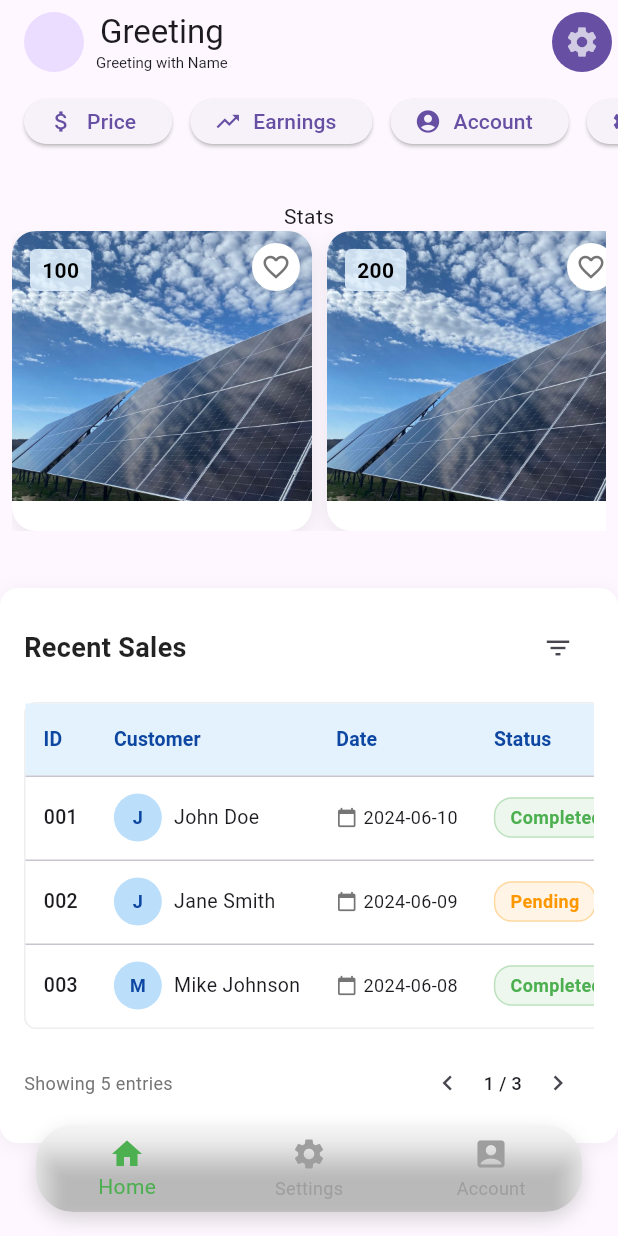
After one commit to zhira03/zesa_project, a Flutter app: the LandingPage screen opened directly, on a phone screen of 412 x 824 dp. The commit adds this screen. Run offline on Flutter 3.47's test engine with Material 3 defaults, Android fonts, the phone set to English and light mode, and no system bars; our stand-ins replace flutter_svg, google_fonts, lottie.

Commit message:
Add prosumer generation stats and transaction history components
- Implemented GenerationStats widget to display solar generation statistics.
- Created TransactionHistory widget to show recent sales transactions in a data table format.
- Developed LandingPage with bottom navigation for Home and Settings.
- Integrated HomePage to showcase generation stats and transaction history.
- Established SettingsPage with a basic layout for future settings options.

```diff
--- a/Frontend/zesa_app/lib/components/animations.dart
+++ b/Frontend/zesa_app/lib/components/animations.dart
@@ -1,6 +1,6 @@
 import 'package:flutter/material.dart';
 import 'package:lottie/lottie.dart';
-import 'package:zesa_app/login/login3.dart';
+import 'package:WattTrade/login/login3.dart';
 
 class SplashScreen extends StatefulWidget {
   @override
@@ -27,11 +27,24 @@ class _SplashScreenState extends State<SplashScreen> {
     return Scaffold(
       backgroundColor: Colors.white,
       body: Center(
-        child: Lottie.asset(
-          'assets/animations/charging-electricity.json',
-          width: 200,
-          height: 200,
-          fit: BoxFit.cover,
+        child: Stack(
+          alignment: Alignment.center,
+          children: [
+            Lottie.asset(
+              'assets/animations/charging-electricity.json',
+              width: 300,
+              height: 300,
+              fit: BoxFit.cover,
+            ),
+            Text(
+              "WattTrade",
+              style: TextStyle(
+                fontSize: 24,
+                fontWeight: FontWeight.bold,
+                color: Colors.black,
+              ),
+            ),
+          ],
         ),
       ),
     );
--- /dev/null
+++ b/Frontend/zesa_app/lib/components/prosumerGeneration.dart
@@ -0,0 +1,121 @@
+import 'package:flutter/material.dart';
+
+class GenerationStats extends StatefulWidget{
+  final int generatedkWh;
+  final int panelCount;
+  final int panelSize;
+  final int batteryCapacity;
+  final int batterySOC;
+  final int inverterCapacity;
+
+  const GenerationStats({
+    Key? key,
+    required this.generatedkWh,
+    required this.panelCount,
+    required this.panelSize,
+    required this.batteryCapacity,
+    required this.batterySOC,
+    required this.inverterCapacity
+  }) : super(key:key);
+
+  @override
+  State<GenerationStats> createState() => _GenerationStats();
+}
+
+class _GenerationStats extends State<GenerationStats> {
+  bool _isFavorite = false;
+
+  @override
+  Widget build(BuildContext context) {
+    return Container(
+      width: 200,
+      decoration: BoxDecoration(
+        color: Colors.white,
+        borderRadius: BorderRadius.circular(16),
+        boxShadow: [
+          BoxShadow(
+            color: Colors.black.withOpacity(0.08),
+            blurRadius: 10,
+            offset: const Offset(0, 4),
+          ),
+        ],
+      ),
+      child: Column(
+        crossAxisAlignment: CrossAxisAlignment.start,
+        children: [
+          Stack(
+            children: [
+              ClipRRect(
+                borderRadius: const BorderRadius.only(
+                  topLeft: Radius.circular(16),
+                  topRight: Radius.circular(16),
+                ),
+                child: Image.asset(
+                  'assets/prosumer/dayLightGen.jpg',
+                  height: 180,
+                  width: double.infinity,
+                  fit: BoxFit.cover,
+                  errorBuilder: (context, error, stackTrace) {
+                    return Container(
+                      height: 180,
+                      color: Colors.grey,
+                      child: const Icon(Icons.home),
+                    );
+                  },
+                ),
+              ),
+              // Text on top of the image
+              Positioned(
+                left: 12,
+                top: 12,
+                child: Container(
+                  padding: const EdgeInsets.symmetric(horizontal: 8, vertical: 4),
+                  decoration: BoxDecoration(
+                    color: Colors.blue[50]?.withOpacity(0.85),
+                    borderRadius: BorderRadius.circular(4),
+                  ),
+                  child: Text(
+                    widget.generatedkWh.toString(),
+                    style: const TextStyle(
+                      fontWeight: FontWeight.bold,
+                      color: Colors.black,
+                    ),
+                  ),
+                ),
+              ),
+              Positioned(
+                top: 8,
+                right: 8,
+                child: GestureDetector(
+                  onTap: () {
+                    setState(() {
+                      _isFavorite = !_isFavorite;
+                    });
+                  },
+                  child: Container(
+                    padding: const EdgeInsets.all(6),
+                    decoration: BoxDecoration(
+                      color: Colors.white,
+                      shape: BoxShape.circle,
+                      boxShadow: [
+                        BoxShadow(
+                          color: Colors.black.withOpacity(0.1),
+                          blurRadius: 4,
+                        ),
+                      ],
+                    ),
+                    child: Icon(
+                      _isFavorite ? Icons.favorite : Icons.favorite_border,
+                      color: _isFavorite ? Colors.red : Colors.grey[600],
+                      size: 20,
+                    ),
+                  ),
+                ),
+              ),
+            ],
+          ),
+        ],
+      ),
+    );
+  }
+}
--- /dev/null
+++ b/Frontend/zesa_app/lib/components/prosumerHistory.dart
@@ -0,0 +1,298 @@
+import 'package:flutter/material.dart';
+
+class TransactionHistory extends StatefulWidget {
+  const TransactionHistory({super.key});
+
+  @override
+  State<TransactionHistory> createState() => _TransactionHistoryState();
+}
+
+class _TransactionHistoryState extends State<TransactionHistory> {
+
+
+// Helper method to build data rows (add this outside the build method)
+DataRow buildDataRow({
+  required String id,
+  required String customer,
+  required String date,
+  required String status,
+  required String amount,
+  required Color statusColor,
+}) {
+  return DataRow(
+    cells: [
+      DataCell(
+        Text(
+          id,
+          style: TextStyle(
+            fontSize: 13,
+            fontWeight: FontWeight.w500,
+          ),
+        ),
+      ),
+      DataCell(
+        Row(
+          children: [
+            CircleAvatar(
+              radius: 16,
+              backgroundColor: Colors.blue[100],
+              child: Text(
+                customer[0],
+                style: TextStyle(
+                  fontSize: 12,
+                  fontWeight: FontWeight.bold,
+                  color: Colors.blue[900],
+                ),
+              ),
+            ),
+            SizedBox(width: 8),
+            Text(
+              customer,
+              style: TextStyle(fontSize: 13),
+            ),
+          ],
+        ),
+      ),
+      DataCell(
+        Row(
+          children: [
+            Icon(Icons.calendar_today, size: 14, color: Colors.grey[600]),
+            SizedBox(width: 4),
+            Text(
+              date,
+              style: TextStyle(fontSize: 12),
+            ),
+          ],
+        ),
+      ),
+      DataCell(
+        Container(
+          padding: EdgeInsets.symmetric(horizontal: 10, vertical: 4),
+          decoration: BoxDecoration(
+            color: statusColor.withOpacity(0.1),
+            borderRadius: BorderRadius.circular(12),
+            border: Border.all(color: statusColor.withOpacity(0.3)),
+          ),
+          child: Text(
+            status,
+            style: TextStyle(
+              fontSize: 12,
+              fontWeight: FontWeight.w600,
+              color: statusColor,
+            ),
+          ),
+        ),
+      ),
+      DataCell(
+        Text(
+          amount,
+          style: TextStyle(
+            fontSize: 13,
+            fontWeight: FontWeight.bold,
+            color: Colors.green[700],
+          ),
+        ),
+      ),
+      DataCell(
+        ElevatedButton(
+          onPressed: () {},
+          style: ElevatedButton.styleFrom(
+            backgroundColor: Colors.blue[600],
+            foregroundColor: Colors.white,
+            padding: EdgeInsets.symmetric(horizontal: 16, vertical: 8),
+            minimumSize: Size(0, 32),
+            shape: RoundedRectangleBorder(
+              borderRadius: BorderRadius.circular(6),
+            ),
+            elevation: 0,
+          ),
+          child: Text(
+            'View',
+            style: TextStyle(fontSize: 12),
+          ),
+        ),
+      ),
+    ],
+  );
+}
+  @override
+  Widget build(BuildContext context) {
+
+    return Container(
+      padding: const EdgeInsets.all(16.0),
+      decoration: BoxDecoration(
+        color: Colors.white,
+        borderRadius: BorderRadius.circular(12),
+        boxShadow: [
+          BoxShadow(
+            color: Colors.black.withOpacity(0.05),
+            blurRadius: 10,
+            offset: Offset(0, 2),
+          ),
+        ],
+      ),
+      child: Column(
+        crossAxisAlignment: CrossAxisAlignment.start,
+        children: [
+          // Header
+          Row(
+            mainAxisAlignment: MainAxisAlignment.spaceBetween,
+            children: [
+              Text(
+                'Recent Sales',
+                style: TextStyle(
+                  fontSize: 18,
+                  fontWeight: FontWeight.bold,
+                  color: Colors.black87,
+                ),
+              ),
+              IconButton(
+                icon: Icon(Icons.filter_list, size: 20),
+                onPressed: () {},
+              ),
+            ],
+          ),
+          SizedBox(height: 12),
+          // Table
+          SingleChildScrollView(
+            scrollDirection: Axis.horizontal,
+            child: DataTable(
+              headingRowHeight: 48,
+              dataRowHeight: 56,
+              horizontalMargin: 12,
+              columnSpacing: 24,
+              decoration: BoxDecoration(
+                border: Border.all(color: Colors.grey[200]!),
+                borderRadius: BorderRadius.circular(8),
+              ),
+              headingRowColor: MaterialStateProperty.resolveWith(
+                (states) => Colors.blue[50],
+              ),
+              columns: [
+                DataColumn(
+                  label: Text(
+                    'ID',
+                    style: TextStyle(
+                      fontWeight: FontWeight.bold,
+                      fontSize: 13,
+                      color: Colors.blue[900],
+                    ),
+                  ),
+                ),
+                DataColumn(
+                  label: Text(
+                    'Customer',
+                    style: TextStyle(
+                      fontWeight: FontWeight.bold,
+                      fontSize: 13,
+                      color: Colors.blue[900],
+                    ),
+                  ),
+                ),
+                DataColumn(
+                  label: Text(
+                    'Date',
+                    style: TextStyle(
+                      fontWeight: FontWeight.bold,
+                      fontSize: 13,
+                      color: Colors.blue[900],
+                    ),
+                  ),
+                ),
+                DataColumn(
+                  label: Text(
+                    'Status',
+                    style: TextStyle(
+                      fontWeight: FontWeight.bold,
+                      fontSize: 13,
+                      color: Colors.blue[900],
+                    ),
+                  ),
+                ),
+                DataColumn(
+                  label: Text(
+                    'Amount',
+                    style: TextStyle(
+                      fontWeight: FontWeight.bold,
+                      fontSize: 13,
+                      color: Colors.blue[900],
+                    ),
+                  ),
+                  numeric: true,
+                ),
+                DataColumn(
+                  label: Text(
+                    'Action',
+                    style: TextStyle(
+                      fontWeight: FontWeight.bold,
+                      fontSize: 13,
+                      color: Colors.blue[900],
+                    ),
+                  ),
+                ),
+              ],
+              rows: [
+                buildDataRow(
+                  id: '001',
+                  customer: 'John Doe',
+                  date: '2024-06-10',
+                  status: 'Completed',
+                  amount: '\$100',
+                  statusColor: Colors.green,
+                ),
+                buildDataRow(
+                  id: '002',
+                  customer: 'Jane Smith',
+                  date: '2024-06-09',
+                  status: 'Pending',
+                  amount: '\$75',
+                  statusColor: Colors.orange,
+                ),
+                buildDataRow(
+                  id: '003',
+                  customer: 'Mike Johnson',
+                  date: '2024-06-08',
+                  status: 'Completed',
+                  amount: '\$150',
+                  statusColor: Colors.green,
+                ),
+              ],
+            ),
+          ),
+          // Footer
+          SizedBox(height: 12),
+          Row(
+            mainAxisAlignment: MainAxisAlignment.spaceBetween,
+            children: [
+              Text(
+                'Showing 5 entries',
+                style: TextStyle(
+                  fontSize: 12,
+                  color: Colors.grey[600],
+                ),
+              ),
+              Row(
+                children: [
+                  IconButton(
+                    icon: Icon(Icons.chevron_left, size: 20),
+                    onPressed: () {},
+                    splashRadius: 20,
+                  ),
+                  Text(
+                    '1 / 3',
+                    style: TextStyle(fontSize: 12, fontWeight: FontWeight.w500),
+                  ),
+                  IconButton(
+                    icon: Icon(Icons.chevron_right, size: 20),
+                    onPressed: () {},
+                    splashRadius: 20,
+                  ),
+                ],
+              ),
+            ],
+          ),
+        ],
+      ),
+    );
+ }
+}
--- a/Frontend/zesa_app/lib/login/login3.dart
+++ b/Frontend/zesa_app/lib/login/login3.dart
@@ -1,7 +1,8 @@
 import 'package:flutter/material.dart';
 import 'package:google_fonts/google_fonts.dart';
 import 'package:provider/provider.dart';
-import 'package:zesa_app/components/themes.dart';
+import 'package:WattTrade/components/themes.dart';
+import 'package:WattTrade/screens/prosumer/landing.dart';
 
 class LoginScreen extends StatefulWidget {
   const LoginScreen({super.key});
@@ -102,6 +103,7 @@ class _LoginScreenState extends State<LoginScreen> with TickerProviderStateMixin
 
       if (mounted) {
         _showSuccessMessage(_isLogin ? 'Welcome back!' : 'Account created successfully!');
+        Navigator.pushReplacement(context, MaterialPageRoute(builder: (context) => LandingPage()));
       }
     }
   }
--- /dev/null
+++ b/Frontend/zesa_app/lib/screens/prosumer/landing.dart
@@ -0,0 +1,70 @@
+import 'package:WattTrade/screens/prosumer/pages/homePage.dart';
+import 'package:WattTrade/screens/prosumer/pages/settingsPage.dart';
+import 'package:flutter/material.dart';
+
+class LandingPage extends StatefulWidget {
+  const LandingPage({super.key});
+
+  @override
+  State<LandingPage> createState() => _LandingPageState();
+}
+
+class _LandingPageState extends State<LandingPage> {
+  int _selectedIndex = 0;
+  final List <Widget> _pages = [
+    HomePage(),
+    SettingsPage()
+  ];
+
+  void navigationBarIndex(int index){
+    setState(() {
+      _selectedIndex = index;
+    });
+  }
+
+  @override
+  Widget build(BuildContext context) {
+    return Scaffold(
+      body: Stack(
+        children: [
+          _pages[_selectedIndex],
+          Positioned(
+            left: 0,
+            right: 0,
+            bottom: 0,
+            child: Container(
+              margin: const EdgeInsets.symmetric(horizontal: 24, vertical: 16),
+              decoration: BoxDecoration(
+                color: const Color.fromARGB(255, 255, 255, 255),
+                borderRadius: BorderRadius.circular(25),
+                boxShadow: [
+                  BoxShadow(
+                    color: Colors.black.withOpacity(0.15),
+                    blurRadius: 10,
+                    offset: const Offset(0, 5),
+                  ),
+                ],
+              ),
+              child: ClipRRect(
+                borderRadius: BorderRadius.circular(25),
+                child: BottomNavigationBar(
+                  type: BottomNavigationBarType.fixed,
+                  currentIndex: _selectedIndex,
+                  onTap: navigationBarIndex,
+                  selectedItemColor: Colors.green,
+                  unselectedItemColor: Colors.grey,
+                  backgroundColor: Colors.transparent,
+                  items: const [
+                    BottomNavigationBarItem(icon: Icon(Icons.home), label: "Home"),
+                    BottomNavigationBarItem(icon: Icon(Icons.settings), label: "Settings"),
+                    BottomNavigationBarItem(icon: Icon(Icons.account_box), label: "Account"),
+                  ],
+                ),
+              ),
+            ),
+          ),
+        ],
+      ),
+    );
+  }
+}
--- /dev/null
+++ b/Frontend/zesa_app/lib/screens/prosumer/pages/homePage.dart
@@ -0,0 +1,134 @@
+import 'package:WattTrade/components/prosumerGeneration.dart';
+import 'package:WattTrade/components/prosumerHistory.dart';
+import 'package:flutter/material.dart';
+
+class HomePage extends StatefulWidget {
+  const HomePage({super.key});
+
+  @override
+  State<HomePage> createState() => _HomePageState();
+}
+
+class _HomePageState extends State<HomePage> {
+  @override
+  Widget build(BuildContext context) {
+    return Scaffold(
+      appBar: AppBar(
+        title: Row(
+          children: [
+            CircleAvatar(),
+            SizedBox(width: 8),
+            Column(
+              children: [
+                Text("Greeting"),
+                Text("Greeting with Name",
+                  style: TextStyle(
+                    fontSize: 10
+                  ),),
+              ],
+            ),
+          ],
+        ),
+        actions: [
+          IconButton.filled(
+            onPressed: (){},
+            icon: Icon(Icons.settings),
+            color: Colors.white70,
+          )
+        ],
+      ),
+      body: Column(
+        children: [
+          SizedBox(
+            height: 50,
+            child: ListView(
+              scrollDirection: Axis.horizontal,
+              physics: AlwaysScrollableScrollPhysics(),
+              padding: EdgeInsets.symmetric(horizontal: 16, vertical: 10),
+              children: [
+                ElevatedButton.icon(
+                  onPressed: () {},
+                  icon: Icon(Icons.attach_money),
+                  label: Text("Price"),
+                ),
+                SizedBox(width: 12),
+                ElevatedButton.icon(
+                  onPressed: () {},
+                  icon: Icon(Icons.trending_up),
+                  label: Text("Earnings"),
+                ),
+                SizedBox(width: 12),
+                ElevatedButton.icon(
+                  onPressed: () {},
+                  icon: Icon(Icons.account_circle),
+                  label: Text("Account"),
+                ),
+                SizedBox(width: 12),
+                ElevatedButton.icon(
+                  onPressed: () {},
+                  icon: Icon(Icons.settings),
+                  label: Text("Settings"),
+                ),
+                SizedBox(width: 12),
+                ElevatedButton.icon(
+                  onPressed: () {},
+                  icon: Icon(Icons.notifications),
+                  label: Text("Notifications"),
+                ),
+              ],
+            ),
+          ),
+          const SizedBox(height: 20),
+          Padding(
+            padding: const EdgeInsets.all(8.0),
+            child: Column(
+              children: [
+                Text("Stats"),
+                SizedBox(
+                  height: 200,
+                  child: ListView(
+                    scrollDirection: Axis.horizontal,
+                    physics: AlwaysScrollableScrollPhysics(),
+                    children: [
+                      GenerationStats(
+                        generatedkWh: 100,
+                        panelCount: 5,
+                        panelSize: 585,
+                        batteryCapacity: 48,
+                        batterySOC: 80,
+                        inverterCapacity: 6000
+                      ),
+                      SizedBox(width: 10,),
+                      GenerationStats(
+                        generatedkWh: 200,
+                        panelCount: 5,
+                        panelSize: 585,
+                        batteryCapacity: 48,
+                        batterySOC: 80,
+                        inverterCapacity: 6000
+                      ),
+                      SizedBox(width: 10,),
+                      GenerationStats(
+                        generatedkWh: 500,
+                        panelCount: 5,
+                        panelSize: 585,
+                        batteryCapacity: 48,
+                        batterySOC: 80,
+                        inverterCapacity: 6000
+                      ),
+                    ],
+                  ),
+                ),
+              ],
+            ),
+          ),
+          const SizedBox(height: 30),
+          SingleChildScrollView(
+            physics: AlwaysScrollableScrollPhysics(),
+            child: TransactionHistory()
+          )
+        ],
+      )
+    );
+  }
+}
--- /dev/null
+++ b/Frontend/zesa_app/lib/screens/prosumer/pages/settingsPage.dart
@@ -0,0 +1,44 @@
+import 'package:flutter/material.dart';
+
+class SettingsPage extends StatefulWidget {
+  const SettingsPage({super.key});
+
+  @override
+  State<SettingsPage> createState() => _SettingsPageState();
+}
+
+class _SettingsPageState extends State<SettingsPage> {
+  @override
+  Widget build(BuildContext context) {
+    return Scaffold(
+      appBar: AppBar(
+        title: Row(
+          children: [
+            CircleAvatar(),
+            SizedBox(width: 8),
+            Column(
+              children: [
+                Text("Greeting"),
+                // Text("Greeting with Name",
+                //   style: TextStyle(
+                //     fontSize: 10
+                //   ),
+                // ),
+              ],
+            ),
+          ],
+        ),
+        actions: [
+          IconButton.filled(
+            onPressed: (){},
+            icon: Icon(Icons.settings),
+            color: Colors.white70,
+          )
+        ],
+      ),
+      body: Center(
+        child: Text('Welcome to the Settings Page!'),
+      ),
+    );
+  }
+}
--- a/Frontend/zesa_app/pubspec.yaml
+++ b/Frontend/zesa_app/pubspec.yaml
@@ -1,4 +1,4 @@
-name: zesa_app
+name: WattTrade
 description: "A new Flutter project."
 # The following line prevents the package from being accidentally published to
 # pub.dev using `flutter pub publish`. This is preferred for private packages.
@@ -67,6 +67,7 @@ flutter:
     - assets/sunShare2.jpg
     - assets/nightLights.jpg
     - assets/animations/charging-electricity.json
+    - assets/prosumer/dayLightGen.jpg
 
   # An image asset can refer to one or more resolution-specific "variants", see
   # https://flutter.dev/to/resolution-aware-images
```
Also changed, not shown: Frontend/zesa_app/lib/main.dart (+5 -5 lines), Frontend/zesa_app/assets/prosumer/dayLightGen.jpg (added), Frontend/zesa_app/assets/prosumer/dayLightGen2.jpg (added), 2 other files.
